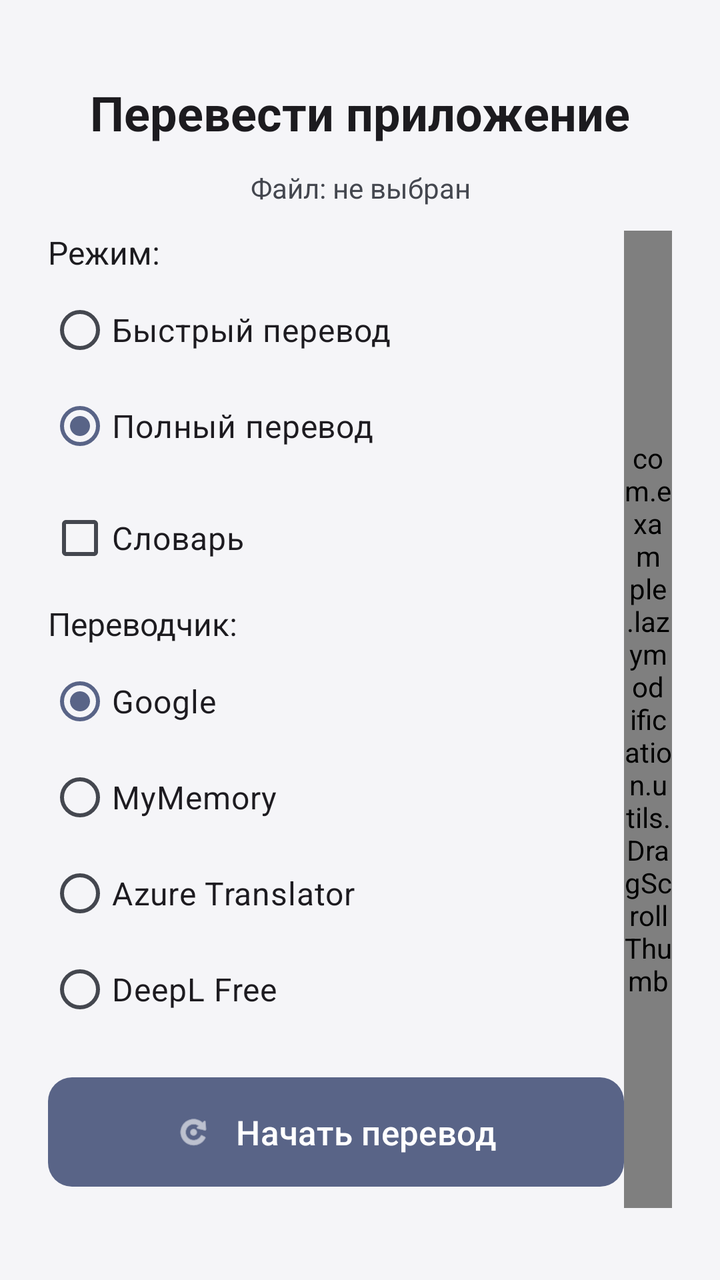
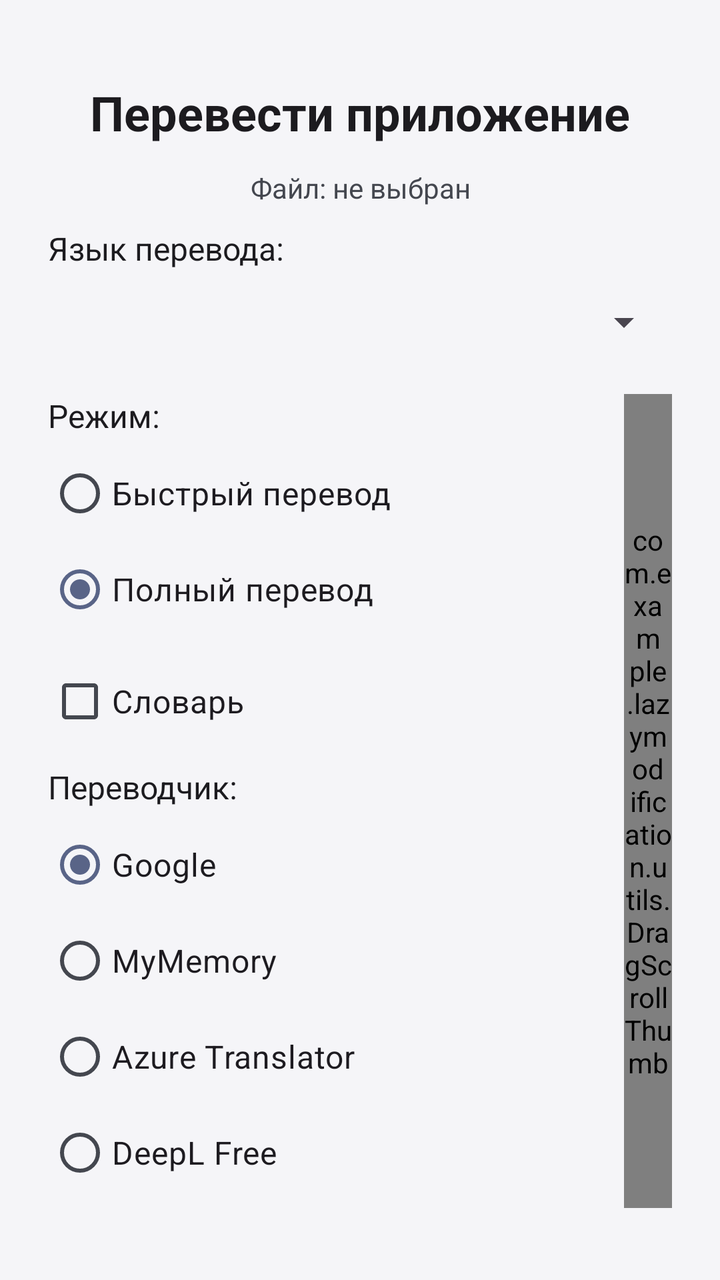

Screens rendered from an Android XML layout before and after an edit, with the pre-edit source and the edit as a unified diff.
<!-- AndroidManifest.xml: activity theme Theme.LazyModification -->
<!-- res/layout/activity_translate_app.xml -->
<?xml version="1.0" encoding="utf-8"?>
<androidx.constraintlayout.widget.ConstraintLayout
    xmlns:android="http://schemas.android.com/apk/res/android"
    xmlns:app="http://schemas.android.com/apk/res-auto"
    android:layout_width="match_parent"
    android:layout_height="match_parent"
    android:padding="24dp">

    <TextView
        android:id="@+id/tvTitle"
        android:layout_width="wrap_content"
        android:layout_height="wrap_content"
        android:text="@string/translate_app_button"
        android:textSize="24sp"
        android:textStyle="bold"
        android:textColor="?attr/colorOnSurface"
        app:layout_constraintTop_toTopOf="parent"
        app:layout_constraintStart_toStartOf="parent"
        app:layout_constraintEnd_toEndOf="parent"
        android:layout_marginTop="16dp"/>

    <TextView
        android:id="@+id/tvFileName"
        android:layout_width="0dp"
        android:layout_height="wrap_content"
        android:text="@string/file_not_selected"
        android:textSize="14sp"
        android:textColor="?attr/colorOnSurfaceVariant"
        android:gravity="center"
        app:layout_constraintTop_toBottomOf="@id/tvTitle"
        app:layout_constraintStart_toStartOf="parent"
        app:layout_constraintEnd_toEndOf="parent"
        android:layout_marginTop="12dp"/>

    <LinearLayout
        android:layout_width="0dp"
        android:layout_height="0dp"
        android:orientation="horizontal"
        app:layout_constraintTop_toBottomOf="@id/tvFileName"
        app:layout_constraintBottom_toTopOf="@id/btnContinueTranslate"
        app:layout_constraintStart_toStartOf="parent"
        app:layout_constraintEnd_toEndOf="parent"
        android:layout_marginTop="12dp"
        android:layout_marginBottom="12dp">

        <ScrollView
            android:id="@+id/scrollMain"
            android:layout_width="0dp"
            android:layout_height="match_parent"
            android:layout_weight="1"
            android:scrollbars="none">

        <LinearLayout
            android:layout_width="match_parent"
            android:layout_height="wrap_content"
            android:orientation="vertical">

            <LinearLayout
                android:id="@+id/llSetup"
                android:layout_width="match_parent"
                android:layout_height="wrap_content"
                android:orientation="vertical">

                <TextView
                    android:layout_width="wrap_content"
                    android:layout_height="wrap_content"
                    android:text="@string/mode_label"
                    android:textSize="16sp"
                    android:textColor="?attr/colorOnSurface"/>

                <RadioGroup
                    android:id="@+id/rgMode"
                    android:layout_width="match_parent"
                    android:layout_height="wrap_content"
                    android:layout_marginTop="4dp">

                    <RadioButton
                        android:id="@+id/rbModeFast"
                        android:layout_width="wrap_content"
                        android:layout_height="wrap_content"
                        android:text="@string/mode_fast"
                        android:textSize="16sp"/>

                    <RadioButton
                        android:id="@+id/rbModeFull"
                        android:layout_width="wrap_content"
                        android:layout_height="wrap_content"
                        android:text="@string/mode_full"
                        android:textSize="16sp"
                        android:checked="true"/>

                </RadioGroup>

                <CheckBox
                    android:id="@+id/cbDictionary"
                    android:layout_width="match_parent"
                    android:layout_height="wrap_content"
                    android:text="@string/use_dictionary"
                    android:textSize="16sp"
                    android:layout_marginTop="8dp"/>

                <LinearLayout
                    android:id="@+id/llDictionary"
                    android:layout_width="match_parent"
                    android:layout_height="wrap_content"
                    android:orientation="vertical"
                    android:visibility="gone"
                    android:layout_marginTop="6dp">

                    <TextView
                        android:id="@+id/tvDictionaryName"
                        android:layout_width="match_parent"
                        android:layout_height="wrap_content"
                        android:text="@string/dictionary_not_selected"
                        android:textSize="13sp"
                        android:textColor="?attr/colorOnSurfaceVariant"/>

                    <com.google.android.material.button.MaterialButton
                        android:id="@+id/btnPickDictionary"
                        android:layout_width="match_parent"
                        android:layout_height="wrap_content"
                        android:layout_marginTop="6dp"
                        android:text="@string/choose_dictionary"
                        android:textSize="15sp"
                        app:icon="@android:drawable/ic_menu_search"
                        app:iconGravity="textStart"
                        app:iconPadding="8dp"/>

                </LinearLayout>

                <LinearLayout
                    android:id="@+id/llFastInput"
                    android:layout_width="match_parent"
                    android:layout_height="wrap_content"
                    android:orientation="vertical"
                    android:visibility="gone"
                    android:layout_marginTop="8dp">

                    <EditText
                        android:id="@+id/etFastStrings"
                        android:layout_width="match_parent"
                        android:layout_height="wrap_content"
                        android:hint="@string/fast_strings_hint"
                        android:inputType="textMultiLine"
                        android:minLines="3"
                        android:gravity="top"
                        android:textSize="15sp"/>

                    <TextView
                        android:layout_width="match_parent"
                        android:layout_height="wrap_content"
                        android:text="@string/fast_strings_note"
                        android:textSize="12sp"
                        android:textColor="?attr/colorOnSurfaceVariant"
                        android:layout_marginTop="4dp"/>

                </LinearLayout>

                <TextView
                    android:id="@+id/tvTranslatorLabel"
                    android:layout_width="wrap_content"
                    android:layout_height="wrap_content"
                    android:text="@string/translator_label"
                    android:textSize="16sp"
                    android:textColor="?attr/colorOnSurface"
                    android:layout_marginTop="8dp"/>

                <RadioGroup
                    android:id="@+id/rgTranslator"
                    android:layout_width="match_parent"
                    android:layout_height="wrap_content"
                    android:layout_marginTop="4dp">

                    <RadioButton
                        android:id="@+id/rbGoogle"
                        android:layout_width="wrap_content"
                        android:layout_height="wrap_content"
                        android:text="@string/translator_google"
                        android:textSize="16sp"
                        android:checked="true"/>

                    <RadioButton
                        android:id="@+id/rbMyMemory"
                        android:layout_width="wrap_content"
                        android:layout_height="wrap_content"
                        android:text="@string/translator_mymemory"
                        android:textSize="16sp"/>

                    <RadioButton
                        android:id="@+id/rbAzure"
                        android:layout_width="wrap_content"
                        android:layout_height="wrap_content"
                        android:text="@string/translator_azure"
                        android:textSize="16sp"/>

                    <RadioButton
                        android:id="@+id/rbDeepl"
                        android:layout_width="wrap_content"
                        android:layout_height="wrap_content"
                        android:text="@string/translator_deepl"
                        android:textSize="16sp"/>

                </RadioGroup>

                <LinearLayout
                    android:id="@+id/llAzure"
                    android:layout_width="match_parent"
                    android:layout_height="wrap_content"
                    android:orientation="vertical"
                    android:visibility="gone">

                    <EditText
                        android:id="@+id/etAzureKey"
                        android:layout_width="match_parent"
                        android:layout_height="wrap_content"
                        android:hint="@string/azure_key_hint"
                        android:inputType="textNoSuggestions"
                        android:textSize="15sp"/>

                    <EditText
                        android:id="@+id/etAzureRegion"
                        android:layout_width="match_parent"
                        android:layout_height="wrap_content"
                        android:hint="@string/azure_region_hint"
                        android:inputType="textNoSuggestions"
                        android:textSize="15sp"/>

                </LinearLayout>

                <LinearLayout
                    android:id="@+id/llDeepl"
                    android:layout_width="match_parent"
                    android:layout_height="wrap_content"
                    android:orientation="vertical"
                    android:visibility="gone">

                    <EditText
                        android:id="@+id/etDeeplKey"
                        android:layout_width="match_parent"
                        android:layout_height="wrap_content"
                        android:hint="@string/deepl_key_hint"
                        android:inputType="textNoSuggestions"
                        android:textSize="15sp"/>

                </LinearLayout>

                <com.google.android.material.button.MaterialButton
                    android:id="@+id/btnStartTranslate"
                    android:layout_width="match_parent"
                    android:layout_height="wrap_content"
                    android:layout_marginTop="16dp"
                    android:text="@string/start_translate"
                    android:textSize="17sp"
                    android:padding="16dp"
                    app:icon="@android:drawable/ic_menu_rotate"
                    app:iconGravity="textStart"
                    app:iconPadding="12dp"/>

            </LinearLayout>

            <LinearLayout
                android:id="@+id/llProgress"
                android:layout_width="match_parent"
                android:layout_height="wrap_content"
                android:orientation="vertical"
                android:gravity="center"
                android:visibility="gone"
                android:layout_marginTop="16dp">

                <ProgressBar
                    android:id="@+id/progressBar"
                    android:layout_width="wrap_content"
                    android:layout_height="wrap_content"/>

                <TextView
                    android:id="@+id/tvStatus"
                    android:layout_width="match_parent"
                    android:layout_height="wrap_content"
                    android:text=""
                    android:textSize="16sp"
                    android:textColor="?attr/colorOnSurfaceVariant"
                    android:gravity="center"
                    android:layout_marginTop="12dp"/>

            </LinearLayout>

            <TextView
                android:id="@+id/tvPreviewTitle"
                android:layout_width="match_parent"
                android:layout_height="wrap_content"
                android:text=""
                android:textSize="16sp"
                android:textStyle="bold"
                android:textColor="?attr/colorOnSurface"
                android:visibility="gone"
                android:layout_marginTop="16dp"/>

            <LinearLayout
                android:id="@+id/llPreview"
                android:layout_width="match_parent"
                android:layout_height="wrap_content"
                android:orientation="vertical"
                android:layout_marginTop="8dp"/>

        </LinearLayout>
        </ScrollView>

        <com.example.lazymodification.utils.DragScrollThumb
            android:id="@+id/translateScrollThumb"
            android:layout_width="24dp"
            android:layout_height="match_parent" />
    </LinearLayout>

    <com.google.android.material.button.MaterialButton
        android:id="@+id/btnContinueTranslate"
        android:layout_width="0dp"
        android:layout_height="wrap_content"
        android:text="@string/continue_translate"
        android:textSize="17sp"
        android:padding="14dp"
        android:visibility="gone"
        app:icon="@android:drawable/ic_menu_rotate"
        app:iconGravity="textStart"
        app:iconPadding="12dp"
        app:layout_constraintBottom_toTopOf="@id/btnCreateDictionary"
        app:layout_constraintStart_toStartOf="parent"
        app:layout_constraintEnd_toEndOf="parent"
        android:layout_marginBottom="8dp"/>

    <com.google.android.material.button.MaterialButton
        android:id="@+id/btnCreateDictionary"
        android:layout_width="0dp"
        android:layout_height="wrap_content"
        android:text="@string/create_dictionary"
        android:textSize="17sp"
        android:padding="14dp"
        android:visibility="gone"
        app:icon="@android:drawable/ic_menu_edit"
        app:iconGravity="textStart"
        app:iconPadding="12dp"
        app:layout_constraintBottom_toTopOf="@id/btnApply"
        app:layout_constraintStart_toStartOf="parent"
        app:layout_constraintEnd_toEndOf="parent"
        android:layout_marginBottom="8dp"/>

    <com.google.android.material.button.MaterialButton
        android:id="@+id/btnApply"
        android:layout_width="0dp"
        android:layout_height="wrap_content"
        android:text="@string/apply_translations"
        android:textSize="18sp"
        android:padding="16dp"
        android:visibility="gone"
        app:icon="@android:drawable/ic_menu_save"
        app:iconGravity="textStart"
        app:iconPadding="12dp"
        app:layout_constraintBottom_toBottomOf="parent"
        app:layout_constraintStart_toStartOf="parent"
        app:layout_constraintEnd_toEndOf="parent"
        android:layout_marginBottom="16dp"/>

</androidx.constraintlayout.widget.ConstraintLayout>
<!-- resources referenced by this layout -->
<resources>
  <string name="apply_translations">Применить перевод</string>
  <string name="azure_key_hint">Ключ Azure Translator</string>
  <string name="azure_region_hint">Регион Azure (например: westeurope)</string>
  <string name="choose_dictionary">Выбрать словарь</string>
  <string name="continue_translate">Доперевести</string>
  <string name="create_dictionary">Создать Словарь</string>
  <string name="deepl_key_hint">Ключ DeepL</string>
  <string name="dictionary_not_selected">Файл словаря не выбран</string>
  <string name="fast_strings_hint">Строки для перевода, через запятую</string>
  <string name="fast_strings_note">Строки через запятую. Переводчик: MyMemory.</string>
  <string name="file_not_selected">Файл: не выбран</string>
  <string name="mode_fast">Быстрый перевод</string>
  <string name="mode_full">Полный перевод</string>
  <string name="mode_label">Режим:</string>
  <string name="start_translate">Начать перевод</string>
  <string name="translate_app_button">Перевести приложение</string>
  <string name="translator_azure">Azure Translator</string>
  <string name="translator_deepl">DeepL Free</string>
  <string name="translator_google">Google</string>
  <string name="translator_label">Переводчик:</string>
  <string name="translator_mymemory">MyMemory</string>
  <string name="use_dictionary">Словарь</string>
  <style name="Theme.LazyModification" parent="Base.Theme.LazyModification" />
  <style name="ThemeOverlay.LazyModification.Dialog" parent="ThemeOverlay.Material3.MaterialAlertDialog">
          <item name="shapeAppearanceOverlay">@style/ShapeAppearanceOverlay.LazyModification.Dialog</item>
          <item name="editTextStyle">@style/Widget.LazyModification.EditText</item>
          <item name="android:editTextStyle">@style/Widget.LazyModification.EditText</item>
      </style>
  <style name="Widget.LazyModification.EditText" parent="Widget.AppCompat.EditText">
          <item name="android:background">@drawable/rounded_input_background</item>
          <item name="android:backgroundTint">@null</item>
          <item name="backgroundTint">@null</item>
          <item name="android:textColor">?attr/colorOnSurface</item>
          <item name="android:textColorHint">?attr/colorOnSurfaceVariant</item>
          <item name="android:minHeight">56dp</item>
          <item name="android:padding">12dp</item>
      </style>
  <style name="Widget.LazyModification.Button" parent="Widget.Material3.Button">
          <item name="backgroundTint">#596487</item>
          <item name="android:textColor">#FFFFFF</item>
          <item name="iconTint">#FFFFFF</item>
          <item name="rippleColor">#33FFFFFF</item>
          <item name="cornerRadius">12dp</item>
      </style>
  <style name="Widget.LazyModification.Button.Outlined" parent="Widget.Material3.Button.OutlinedButton">
          <item name="strokeColor">#596487</item>
          <item name="android:textColor">#596487</item>
          <item name="iconTint">#596487</item>
          <item name="rippleColor">#1F596487</item>
          <item name="cornerRadius">12dp</item>
      </style>
  <style name="ShapeAppearanceOverlay.LazyModification.Dialog" parent="">
          <item name="cornerFamily">rounded</item>
          <item name="cornerSize">24dp</item>
      </style>
  <!-- drawable rounded_input_background (drawable) -->
  <selector xmlns:android="http://schemas.android.com/apk/res/android">
      <item android:state_focused="true">
          <shape>
              <solid android:color="?attr/colorSurface" />
              <stroke android:width="2dp" android:color="?attr/colorPrimary" />
              <corners android:radius="12dp" />
          </shape>
      </item>
      <item>
          <shape>
              <solid android:color="?attr/colorSurface" />
              <stroke android:width="1dp" android:color="?attr/colorOutline" />
              <corners android:radius="12dp" />
          </shape>
      </item>
  </selector>
  <!-- unchanged entries left out for length: 1 -->
</resources>

<!-- the commit's change to res/layout/activity_translate_app.xml (unified diff, before → after) -->
@@ -33,10 +33,37 @@
         android:layout_marginTop="12dp"/>
 
     <LinearLayout
+        android:id="@+id/llTargetLanguage"
+        android:layout_width="0dp"
+        android:layout_height="wrap_content"
+        android:orientation="vertical"
+        android:layout_marginTop="10dp"
+        app:layout_constraintTop_toBottomOf="@id/tvFileName"
+        app:layout_constraintStart_toStartOf="parent"
+        app:layout_constraintEnd_toEndOf="parent">
+
+        <TextView
+            android:layout_width="wrap_content"
+            android:layout_height="wrap_content"
+            android:text="@string/target_language_label"
+            android:textSize="16sp"
+            android:textColor="?attr/colorOnSurface"/>
+
+        <Spinner
+            android:id="@+id/spTargetLanguage"
+            android:layout_width="match_parent"
+            android:layout_height="wrap_content"
+            android:layout_marginTop="2dp"
+            android:minHeight="48dp"
+            android:spinnerMode="dropdown"/>
+
+    </LinearLayout>
+
+    <LinearLayout
         android:layout_width="0dp"
         android:layout_height="0dp"
         android:orientation="horizontal"
-        app:layout_constraintTop_toBottomOf="@id/tvFileName"
+        app:layout_constraintTop_toBottomOf="@id/llTargetLanguage"
         app:layout_constraintBottom_toTopOf="@id/btnContinueTranslate"
         app:layout_constraintStart_toStartOf="parent"
         app:layout_constraintEnd_toEndOf="parent"
<!-- resource entries referenced after the edit -->
@@ -14,7 +14,8 @@
   <string name="mode_fast">Быстрый перевод</string>
   <string name="mode_full">Полный перевод</string>
   <string name="mode_label">Режим:</string>
-  <string name="start_translate">Начать перевод</string>
+  <string name="start_translate">Редактор</string>
+  <string name="target_language_label">Язык перевода:</string>
   <string name="translate_app_button">Перевести приложение</string>
   <string name="translator_azure">Azure Translator</string>
   <string name="translator_deepl">DeepL Free</string>
